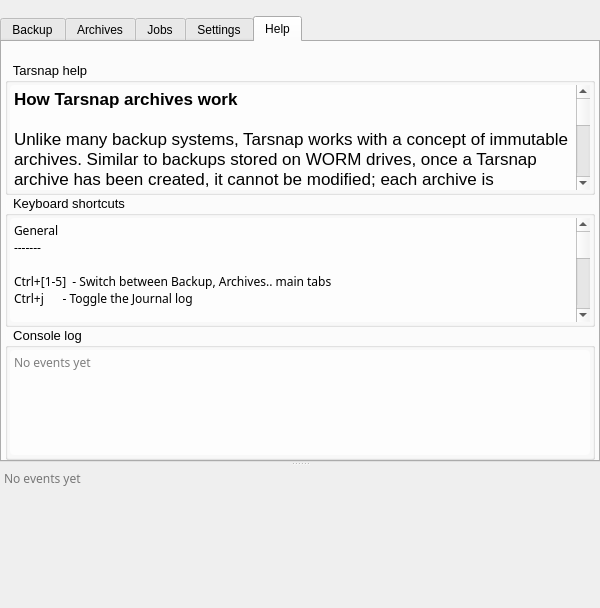
Tarsnap/tarsnap-gui, file forms/mainwindow.ui: the form before one commit.
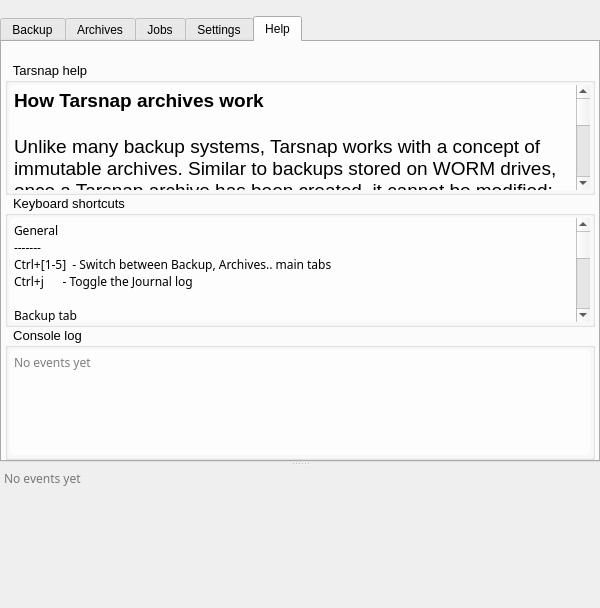
The form after the commit. The open tabs and pages were chosen to show the change. Icons and pictures are not drawn. Custom widgets are drawn as their Qt base class.

Commit message: Adjustments to the Help pane.

```diff
--- a/forms/mainwindow.ui
+++ b/forms/mainwindow.ui
@@ -2000,19 +2000,23 @@
                  <string>&lt;!DOCTYPE HTML PUBLIC &quot;-//W3C//DTD HTML 4.0//EN&quot; &quot;http://www.w3.org/TR/REC-html40/strict.dtd&quot;&gt;
 &lt;html&gt;&lt;head&gt;&lt;meta name=&quot;qrichtext&quot; content=&quot;1&quot; /&gt;&lt;style type=&quot;text/css&quot;&gt;
 p, li { white-space: pre-wrap; }
-&lt;/style&gt;&lt;/head&gt;&lt;body style=&quot; font-family:'.Helvetica Neue DeskInterface'; font-size:13pt; font-weight:400; font-style:normal;&quot;&gt;
-&lt;p style=&quot; margin-top:0px; margin-bottom:0px; margin-left:0px; margin-right:0px; -qt-block-indent:0; text-indent:0px;&quot;&gt;&lt;span style=&quot; font-weight:600;&quot;&gt;How Tarsnap archives work&lt;/span&gt;&lt;/p&gt;
-&lt;p style=&quot;-qt-paragraph-type:empty; margin-top:0px; margin-bottom:0px; margin-left:0px; margin-right:0px; -qt-block-indent:0; text-indent:0px;&quot;&gt;&lt;br /&gt;&lt;/p&gt;
-&lt;p style=&quot; margin-top:0px; margin-bottom:0px; margin-left:0px; margin-right:0px; -qt-block-indent:0; text-indent:0px;&quot;&gt;Unlike many backup systems, Tarsnap works with a concept of immutable archives. Similar to backups stored on WORM drives, once a Tarsnap archive has been created, it cannot be modified; each archive is cryptographically signed to ensure that it cannot be silently modified. For obvious reasons, this also means that archives cannot be overwritten; each archive must be created with a new name.&lt;/p&gt;
-&lt;p style=&quot;-qt-paragraph-type:empty; margin-top:0px; margin-bottom:0px; margin-left:0px; margin-right:0px; -qt-block-indent:0; text-indent:0px;&quot;&gt;&lt;br /&gt;&lt;/p&gt;
-&lt;p style=&quot; margin-top:0px; margin-bottom:0px; margin-left:0px; margin-right:0px; -qt-block-indent:0; text-indent:0px;&quot;&gt;Tarsnap also makes creating new archives very fast: Because Tarsnap deduplicates archives against data stored in previous archives, if you have an archive already stored with a previous version of the data you're placing into a new archive, Tarsnap will automatically recognize the duplicated data and only upload the new blocks. Similarly, when you delete an archive, Tarsnap figures out which data was only in that archive, and deletes it, while leaving behind any data which is still needed by other archives.&lt;/p&gt;
-&lt;p style=&quot;-qt-paragraph-type:empty; margin-top:0px; margin-bottom:0px; margin-left:0px; margin-right:0px; -qt-block-indent:0; text-indent:0px;&quot;&gt;&lt;br /&gt;&lt;/p&gt;
-&lt;p style=&quot; margin-top:0px; margin-bottom:0px; margin-left:0px; margin-right:0px; -qt-block-indent:0; text-indent:0px;&quot;&gt;In short, to use Tarsnap you should start by forgetting everything you know about managing backups. If you want a backup of your data every day, then just ask Tarsnap to create a backup of your data every day.&lt;/p&gt;
-&lt;p style=&quot;-qt-paragraph-type:empty; margin-top:0px; margin-bottom:0px; margin-left:0px; margin-right:0px; -qt-block-indent:0; text-indent:0px;&quot;&gt;&lt;br /&gt;&lt;/p&gt;
-&lt;p style=&quot; margin-top:0px; margin-bottom:0px; margin-left:0px; margin-right:0px; -qt-block-indent:0; text-indent:0px;&quot;&gt;&lt;span style=&quot; font-weight:600;&quot;&gt;Tarsnap cache directory&lt;/span&gt;&lt;/p&gt;
-&lt;p style=&quot;-qt-paragraph-type:empty; margin-top:0px; margin-bottom:0px; margin-left:0px; margin-right:0px; -qt-block-indent:0; text-indent:0px;&quot;&gt;&lt;br /&gt;&lt;/p&gt;
-&lt;p style=&quot; margin-top:0px; margin-bottom:0px; margin-left:0px; margin-right:0px; -qt-block-indent:0; text-indent:0px;&quot;&gt;The tarsnap -c and tarsnap -d (archive creating and deleting) operations use a &amp;quot;cache directory&amp;quot; which allows Tarsnap to identify which blocks of data have been previously stored; this directory is specified via the cachedir directive in the Tarsnap configuration file or via the --cachedir option to Tarsnap. If the cache directory is lost or out of date, the tarsnap -c and tarsnap -d operations will exit with an error message instructing you to run tarsnap --fsck to regenerate the cache directory.&lt;/p&gt;
-&lt;p style=&quot; margin-top:12px; margin-bottom:12px; margin-left:0px; margin-right:0px; -qt-block-indent:0; text-indent:0px;&quot;&gt;&lt;span style=&quot; font-family:'Droid Sans,sans-serif'; font-size:12pt; color:#000000;&quot;&gt;More help at &lt;/span&gt;&lt;a href=&quot;http://www.tarsnap.com/gettingstarted.html&quot;&gt;&lt;span style=&quot; font-size:12pt; text-decoration: underline; color:#0000ff;&quot;&gt;http://www.tarsnap.com/gettingstarted.html&lt;/span&gt;&lt;/a&gt;&lt;/p&gt;&lt;/body&gt;&lt;/html&gt;</string>
+&lt;/style&gt;&lt;/head&gt;&lt;body style=&quot; font-family:'.SF NS Text'; font-size:13pt; font-weight:400; font-style:normal;&quot;&gt;
+&lt;p style=&quot; margin-top:0px; margin-bottom:0px; margin-left:0px; margin-right:0px; -qt-block-indent:0; text-indent:0px;&quot;&gt;&lt;span style=&quot; font-size:14pt; font-weight:600;&quot;&gt;How Tarsnap archives work&lt;/span&gt;&lt;/p&gt;
+&lt;p style=&quot;-qt-paragraph-type:empty; margin-top:0px; margin-bottom:0px; margin-left:0px; margin-right:0px; -qt-block-indent:0; text-indent:0px; font-size:14pt;&quot;&gt;&lt;br /&gt;&lt;/p&gt;
+&lt;p style=&quot; margin-top:0px; margin-bottom:0px; margin-left:0px; margin-right:0px; -qt-block-indent:0; text-indent:0px;&quot;&gt;&lt;span style=&quot; font-size:14pt;&quot;&gt;Unlike many backup systems, Tarsnap works with a concept of immutable archives. Similar to backups stored on WORM drives, once a Tarsnap archive has been created, it cannot be modified; each archive is cryptographically signed to ensure that it cannot be silently modified. For obvious reasons, this also means that archives cannot be overwritten; each archive must be created with a new name.&lt;/span&gt;&lt;/p&gt;
+&lt;p style=&quot;-qt-paragraph-type:empty; margin-top:0px; margin-bottom:0px; margin-left:0px; margin-right:0px; -qt-block-indent:0; text-indent:0px; font-size:14pt;&quot;&gt;&lt;br /&gt;&lt;/p&gt;
+&lt;p style=&quot; margin-top:0px; margin-bottom:0px; margin-left:0px; margin-right:0px; -qt-block-indent:0; text-indent:0px;&quot;&gt;&lt;span style=&quot; font-size:14pt;&quot;&gt;Tarsnap also makes creating new archives very fast: Because Tarsnap deduplicates archives against data stored in previous archives, if you have an archive already stored with a previous version of the data you're placing into a new archive, Tarsnap will automatically recognize the duplicated data and only upload the new blocks. Similarly, when you delete an archive, Tarsnap figures out which data was only in that archive, and deletes it, while leaving behind any data which is still needed by other archives.&lt;/span&gt;&lt;/p&gt;
+&lt;p style=&quot;-qt-paragraph-type:empty; margin-top:0px; margin-bottom:0px; margin-left:0px; margin-right:0px; -qt-block-indent:0; text-indent:0px; font-size:14pt;&quot;&gt;&lt;br /&gt;&lt;/p&gt;
+&lt;p style=&quot; margin-top:0px; margin-bottom:0px; margin-left:0px; margin-right:0px; -qt-block-indent:0; text-indent:0px;&quot;&gt;&lt;span style=&quot; font-size:14pt;&quot;&gt;In short, to use Tarsnap you should start by forgetting everything you know about managing backups. If you want a backup of your data every day, then just ask Tarsnap to create a backup of your data every day.&lt;/span&gt;&lt;/p&gt;
+&lt;p style=&quot;-qt-paragraph-type:empty; margin-top:0px; margin-bottom:0px; margin-left:0px; margin-right:0px; -qt-block-indent:0; text-indent:0px; font-size:14pt;&quot;&gt;&lt;br /&gt;&lt;/p&gt;
+&lt;p style=&quot; margin-top:0px; margin-bottom:0px; margin-left:0px; margin-right:0px; -qt-block-indent:0; text-indent:0px;&quot;&gt;&lt;span style=&quot; font-size:14pt; font-weight:600;&quot;&gt;Tarsnap cache directory&lt;/span&gt;&lt;/p&gt;
+&lt;p style=&quot;-qt-paragraph-type:empty; margin-top:0px; margin-bottom:0px; margin-left:0px; margin-right:0px; -qt-block-indent:0; text-indent:0px; font-size:14pt; font-weight:600;&quot;&gt;&lt;br /&gt;&lt;/p&gt;
+&lt;p style=&quot; margin-top:0px; margin-bottom:0px; margin-left:0px; margin-right:0px; -qt-block-indent:0; text-indent:0px;&quot;&gt;&lt;span style=&quot; font-size:14pt;&quot;&gt;The tarsnap -c and tarsnap -d (archive creating and deleting) operations use a &amp;quot;cache directory&amp;quot; which allows Tarsnap to identify which blocks of data have been previously stored; this directory is specified via the cachedir directive in the Tarsnap configuration file or via the --cachedir option to Tarsnap. If the cache directory is lost or out of date, the tarsnap -c and tarsnap -d operations will exit with an error message instructing you to run tarsnap --fsck to regenerate the cache directory.&lt;/span&gt;&lt;/p&gt;
+&lt;p style=&quot;-qt-paragraph-type:empty; margin-top:0px; margin-bottom:0px; margin-left:0px; margin-right:0px; -qt-block-indent:0; text-indent:0px; font-size:14pt;&quot;&gt;&lt;br /&gt;&lt;/p&gt;
+&lt;p style=&quot; margin-top:0px; margin-bottom:0px; margin-left:0px; margin-right:0px; -qt-block-indent:0; text-indent:0px;&quot;&gt;&lt;span style=&quot; font-size:14pt;&quot;&gt;More help at:&lt;/span&gt;&lt;/p&gt;
+&lt;p style=&quot;-qt-paragraph-type:empty; margin-top:0px; margin-bottom:0px; margin-left:0px; margin-right:0px; -qt-block-indent:0; text-indent:0px; font-size:14pt;&quot;&gt;&lt;br /&gt;&lt;/p&gt;
+&lt;p style=&quot; margin-top:0px; margin-bottom:0px; margin-left:0px; margin-right:0px; -qt-block-indent:0; text-indent:0px;&quot;&gt;&lt;a href=&quot;https://www.tarsnap.com/gettingstarted.html&quot;&gt;&lt;span style=&quot; font-size:14pt; text-decoration: underline; color:#0000ff;&quot;&gt;https://www.tarsnap.com/gettingstarted.html&lt;/span&gt;&lt;/a&gt;&lt;/p&gt;
+&lt;p style=&quot; margin-top:0px; margin-bottom:0px; margin-left:0px; margin-right:0px; -qt-block-indent:0; text-indent:0px;&quot;&gt;&lt;a href=&quot;https://github.com/Tarsnap/tarsnap-gui/wiki/Tarsnap&quot;&gt;&lt;span style=&quot; text-decoration: underline; color:#0000ff;&quot;&gt;https://github.com/Tarsnap/tarsnap-gui/wiki/Tarsnap&lt;/span&gt;&lt;/a&gt;&lt;/p&gt;&lt;/body&gt;&lt;/html&gt;</string>
                 </property>
                 <property name="openExternalLinks">
                  <bool>true</bool>
@@ -2062,32 +2066,27 @@
                 <property name="plainText">
                  <string>General
 -------
-
 Ctrl+[1-5]  - Switch between Backup, Archives.. main tabs
 Ctrl+j      - Toggle the Journal log
 
 Backup tab
 ----------
-
 Ctrl+o          - Open the File Browser
 Ctrl+Backspace  - Clear the Backup list
 Backspace       - Remove selected items from the Backup list
 
 Archives tab
 ------------
-
 Ctrl+r     - Refresh the Archives list
 Backspace  - Delete selected Archives
 
 Jobs tab
 --------
-
 Ctrl+n  - Add new Job
 Ctrl+b  - Initiate backup on selected Jobs
 
 Settings tab
 ------------
-
 Ctrl+r  - Refresh Account summary
 
 * Ctrl is Cmd key on OS X
```
